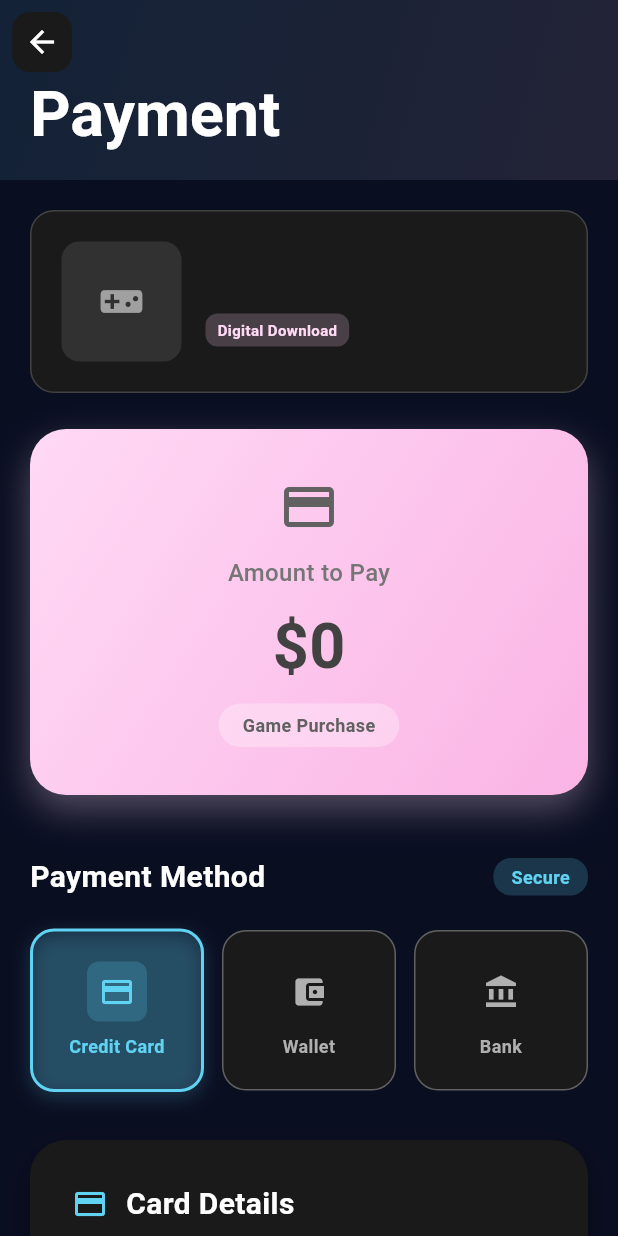
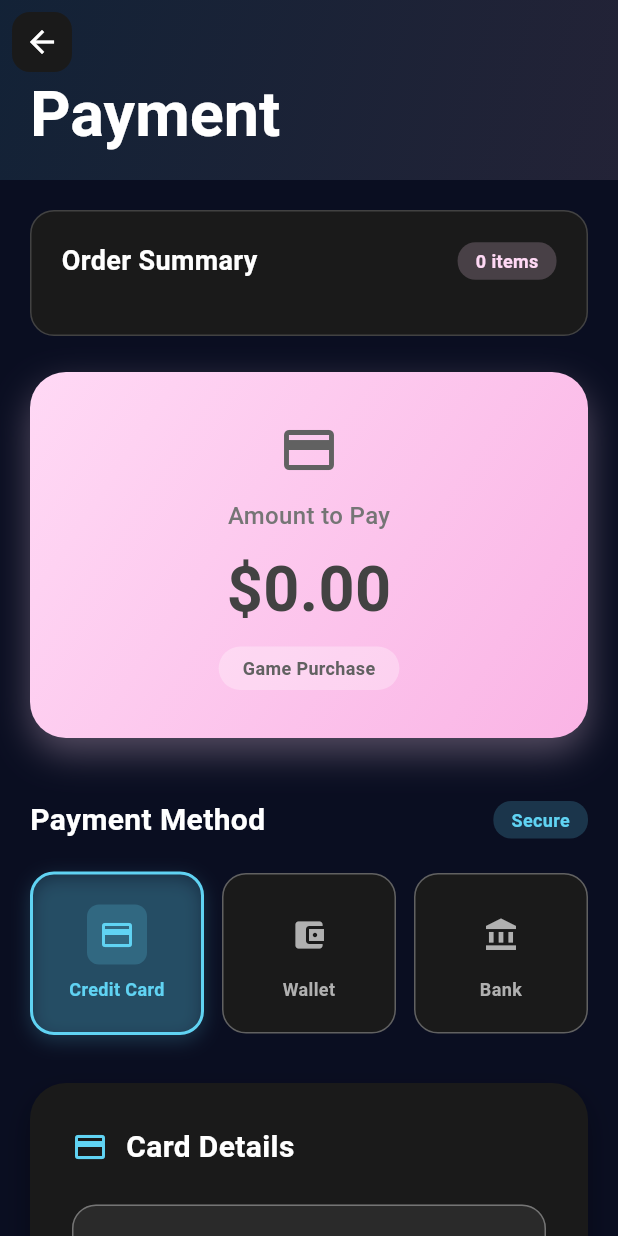
Before and after one commit to hieuphampm/Game-Selling-App, a Flutter app: the PaymentScreen screen opened directly with empty values, on a phone screen of 412 x 824 dp. Run offline on Flutter 3.47's test engine with Material 3 defaults, Android fonts, the phone set to English and light mode, and no system bars; our stand-ins replace cloud_firestore, firebase_auth, firebase_core, firebase_storage, flutter_dotenv, flutter_gemini and 3 more; accounts and stored records are empty.

Commit message:
payment screen with cart

```diff
--- a/flutter_app/lib/screens/payment_screen.dart
+++ b/flutter_app/lib/screens/payment_screen.dart
@@ -1,10 +1,11 @@
 import 'package:flutter/material.dart';
 import 'package:flutter/services.dart';
+import '../utils/cart_provider.dart'; // Import Game class
 
 class PaymentScreen extends StatefulWidget {
-  final Map<String, dynamic> gameData;
+  final List<Game> cartItems; // Changed from gameData to cartItems
 
-  const PaymentScreen({super.key, required this.gameData});
+  const PaymentScreen({super.key, required this.cartItems});
 
   @override
   _PaymentScreenState createState() => _PaymentScreenState();
@@ -31,6 +32,15 @@ class _PaymentScreenState extends State<PaymentScreen>
   final Color cardBackground = Color(0xFF1a1a1a);
   final Color textColor = Color(0xFFffffff);
   final Color subtextColor = Color(0xFFb0b0b0);
+
+  // Calculate total price
+  double get totalPrice {
+    double total = 0;
+    for (var item in widget.cartItems) {
+      total += item.price;
+    }
+    return total;
+  }
 
   @override
   void initState() {
@@ -105,7 +115,7 @@ class _PaymentScreenState extends State<PaymentScreen>
                   child: Column(
                     crossAxisAlignment: CrossAxisAlignment.start,
                     children: [
-                      // Game Information Section
+                      // Games Information Section
                       Container(
                         width: double.infinity,
                         padding: EdgeInsets.all(20.0),
@@ -117,86 +127,140 @@ class _PaymentScreenState extends State<PaymentScreen>
                             width: 1,
                           ),
                         ),
-                        child: Row(
-                          children: [
-                            // Game Image
-                            Container(
-                              width: 80,
-                              height: 80,
-                              decoration: BoxDecoration(
-                                borderRadius: BorderRadius.circular(12),
-                                color: Colors.white10,
-                              ),
-                              child: widget.gameData['image_url'] != null
-                                  ? ClipRRect(
-                                      borderRadius: BorderRadius.circular(12),
-                                      child: Image.network(
-                                        widget.gameData['image_url'],
-                                        fit: BoxFit.cover,
-                                        errorBuilder: (context, error, stackTrace) {
-                                          return Icon(
-                                            Icons.videogame_asset,
-                                            color: Colors.white54,
-                                            size: 30,
-                                          );
-                                        },
-                                      ),
-                                    )
-                                  : Icon(
-                                      Icons.videogame_asset,
-                                      color: Colors.white54,
-                                      size: 30,
-                                    ),
-                            ),
-                            SizedBox(width: 16),
-                            // Game Details
-                            Expanded(
                         child: Column(
                           crossAxisAlignment: CrossAxisAlignment.start,
                           children: [
+                            Row(
+                              mainAxisAlignment: MainAxisAlignment.spaceBetween,
+                              children: [
                                 Text(
-                                    widget.gameData['name'] ?? 'Unknown Game',
+                                  'Order Summary',
                                   style: TextStyle(
                                     color: textColor,
                                     fontSize: 18,
                                     fontWeight: FontWeight.bold,
                                   ),
-                                    maxLines: 2,
-                                    overflow: TextOverflow.ellipsis,
                                 ),
-                                  SizedBox(height: 4),
-                                  if (widget.gameData['category'] != null &&
-                                      widget.gameData['category'].isNotEmpty)
-                                    Text(
-                                      widget.gameData['category'].first,
-                                      style: TextStyle(
-                                        color: accentBlue,
-                                        fontSize: 12,
-                                        fontWeight: FontWeight.w500,
-                                      ),
-                                    ),
-                                  SizedBox(height: 8),
                                 Container(
                                   padding: EdgeInsets.symmetric(
-                                      horizontal: 8,
+                                    horizontal: 12,
                                     vertical: 4,
                                   ),
                                   decoration: BoxDecoration(
                                     color: primaryPink.withOpacity(0.2),
-                                      borderRadius: BorderRadius.circular(8),
+                                    borderRadius: BorderRadius.circular(12),
                                   ),
                                   child: Text(
-                                      'Digital Download',
+                                    '${widget.cartItems.length} ${widget.cartItems.length == 1 ? 'item' : 'items'}',
                                     style: TextStyle(
                                       color: primaryPink,
-                                        fontSize: 10,
+                                      fontSize: 12,
                                       fontWeight: FontWeight.w600,
                                     ),
                                   ),
                                 ),
                               ],
                             ),
+                            SizedBox(height: 16),
+                            // List of games
+                            ...widget.cartItems
+                                .map((game) => Padding(
+                                      padding: EdgeInsets.only(bottom: 12),
+                                      child: Row(
+                                        children: [
+                                          // Game Image
+                                          Container(
+                                            width: 60,
+                                            height: 60,
+                                            decoration: BoxDecoration(
+                                              borderRadius:
+                                                  BorderRadius.circular(8),
+                                              color: Colors.white10,
                                             ),
+                                            child: ClipRRect(
+                                              borderRadius:
+                                                  BorderRadius.circular(8),
+                                              child: Image.network(
+                                                game.image_url,
+                                                fit: BoxFit.cover,
+                                                errorBuilder: (context, error,
+                                                    stackTrace) {
+                                                  return Icon(
+                                                    Icons.videogame_asset,
+                                                    color: Colors.white54,
+                                                    size: 24,
+                                                  );
+                                                },
+                                              ),
+                                            ),
+                                          ),
+                                          SizedBox(width: 12),
+                                          // Game Details
+                                          Expanded(
+                                            child: Column(
+                                              crossAxisAlignment:
+                                                  CrossAxisAlignment.start,
+                                              children: [
+                                                Text(
+                                                  game.name,
+                                                  style: TextStyle(
+                                                    color: textColor,
+                                                    fontSize: 14,
+                                                    fontWeight: FontWeight.w600,
+                                                  ),
+                                                  maxLines: 1,
+                                                  overflow:
+                                                      TextOverflow.ellipsis,
+                                                ),
+                                                SizedBox(height: 2),
+                                                if (game.category != null)
+                                                  Text(
+                                                    game.category!,
+                                                    style: TextStyle(
+                                                      color: accentBlue,
+                                                      fontSize: 11,
+                                                    ),
+                                                  ),
+                                              ],
+                                            ),
+                                          ),
+                                          // Price
+                                          Text(
+                                            '\$${game.price.toStringAsFixed(2)}',
+                                            style: TextStyle(
+                                              color: primaryPink,
+                                              fontSize: 16,
+                                              fontWeight: FontWeight.bold,
+                                            ),
+                                          ),
+                                        ],
+                                      ),
+                                    ))
+                                .toList(),
+                            if (widget.cartItems.length > 1) ...[
+                              Divider(color: Colors.grey[700], height: 24),
+                              Row(
+                                mainAxisAlignment:
+                                    MainAxisAlignment.spaceBetween,
+                                children: [
+                                  Text(
+                                    'Subtotal',
+                                    style: TextStyle(
+                                      color: subtextColor,
+                                      fontSize: 14,
+                                    ),
+                                  ),
+                                  Text(
+                                    '\$${totalPrice.toStringAsFixed(2)}',
+                                    style: TextStyle(
+                                      color: textColor,
+                                      fontSize: 16,
+                                      fontWeight: FontWeight.w600,
+                                    ),
+                                  ),
+                                ],
+                              ),
+                            ],
                           ],
                         ),
                       ),
@@ -240,7 +304,7 @@ class _PaymentScreenState extends State<PaymentScreen>
                             ),
                             SizedBox(height: 8),
                             Text(
-                              '\$${widget.gameData['price']?.toString() ?? '0.00'}',
+                              '\$${totalPrice.toStringAsFixed(2)}',
                               style: TextStyle(
                                 fontSize: 42,
                                 fontWeight: FontWeight.bold,
@@ -258,7 +322,7 @@ class _PaymentScreenState extends State<PaymentScreen>
                                 borderRadius: BorderRadius.circular(20),
                               ),
                               child: Text(
-                                'Game Purchase',
+                                'Game${widget.cartItems.length > 1 ? 's' : ''} Purchase',
                                 style: TextStyle(
                                   fontSize: 12,
                                   color: Colors.grey[700],
@@ -402,7 +466,7 @@ class _PaymentScreenState extends State<PaymentScreen>
                               Icon(Icons.lock, color: Colors.white, size: 20),
                               SizedBox(width: 8),
                               Text(
-                                'Pay \$${widget.gameData['price']?.toString() ?? '0.00'}',
+                                'Pay \$${totalPrice.toStringAsFixed(2)}',
                                 style: TextStyle(
                                   fontSize: 18,
                                   fontWeight: FontWeight.bold,
@@ -784,6 +848,11 @@ class _PaymentScreenState extends State<PaymentScreen>
   }
 
   void _processPayment() {
+    // Get list of game names for display
+    String gameNames = widget.cartItems.length == 1
+        ? widget.cartItems.first.name
+        : '${widget.cartItems.length} games';
+
     showDialog(
       context: context,
       barrierDismissible: false,
@@ -824,7 +893,7 @@ class _PaymentScreenState extends State<PaymentScreen>
                 ),
                 SizedBox(height: 12),
                 Text(
-                  'Your payment of \$${widget.gameData['price']?.toString() ?? '0.00'} for ${widget.gameData['name'] ?? 'the game'} has been processed successfully.',
+                  'Your payment of \$${totalPrice.toStringAsFixed(2)} for $gameNames has been processed successfully.',
                   style: TextStyle(color: subtextColor, fontSize: 16),
                   textAlign: TextAlign.center,
                 ),
@@ -852,7 +921,13 @@ class _PaymentScreenState extends State<PaymentScreen>
                   child: ElevatedButton(
                     onPressed: () {
                       Navigator.of(context).pop(); // Close dialog
-                      Navigator.of(context).pop(); // Go back to game detail
+                      Navigator.of(context).pop(); // Go back to previous screen
+
+                      // Clear cart if payment from cart screen
+                      if (widget.cartItems.length > 1) {
+                        // This means it's from cart, so clear it
+                        // You might want to access CartProvider here to clear
+                      }
                     },
                     style: ElevatedButton.styleFrom(
                       backgroundColor: Colors.transparent,
```
Also changed, not shown: flutter_app/lib/screens/search_screen.dart (added, +101 -0 lines). Lines whose indentation alone changed are shown as unchanged.
